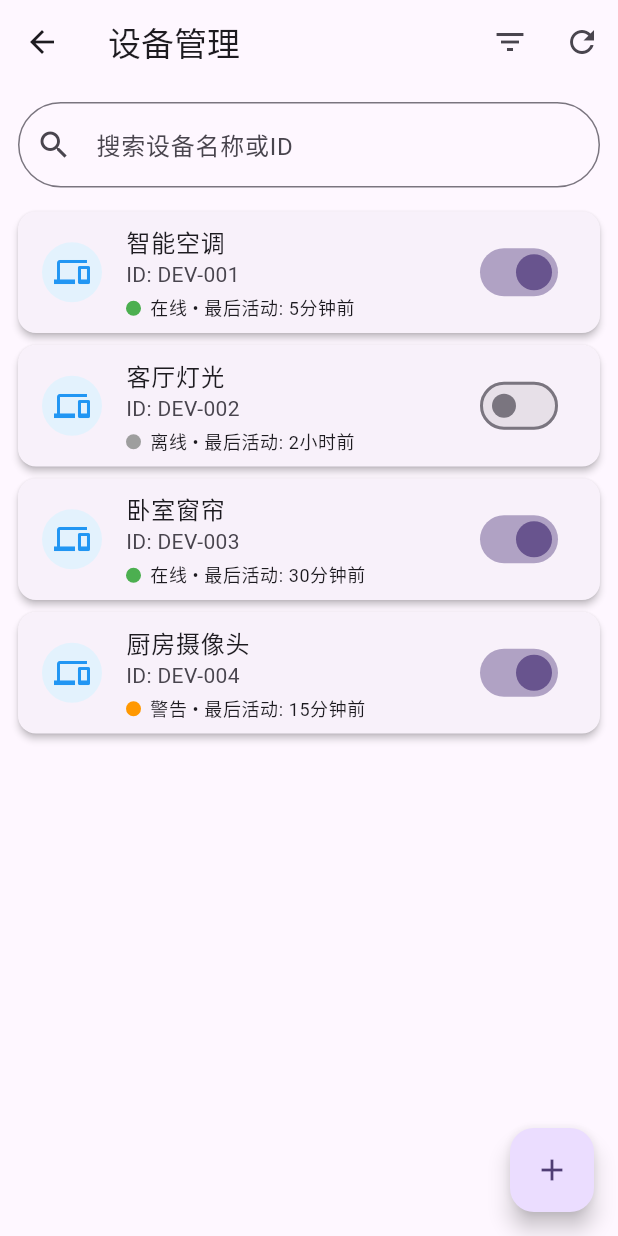
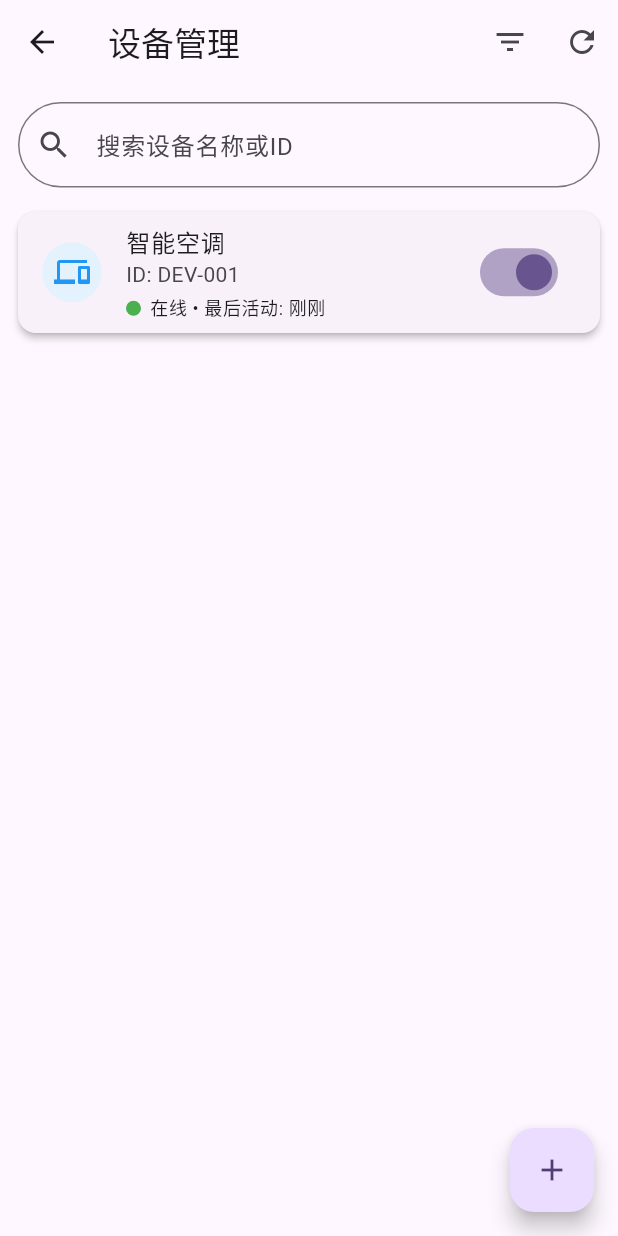
Before and after one commit to coderwqs/diagnostics, a Flutter app: the DataCollectionPage screen opened by its route, after a tap on "设备管理", on a phone screen of 412 x 824 dp. Run offline on Flutter 3.47's test engine with Material 3 defaults, Android fonts, the phone set to English and light mode, and no system bars; our stand-ins replace fl_chart, package_info_plus, shared_preferences, sqflite, sqflite_common_ffi; accounts and stored records are empty; generated files the repository leaves out were written again.

Commit message:
Add sqlfile

```diff
--- /dev/null
+++ b/lib/entity/device.dart
@@ -0,0 +1,94 @@
+enum DeviceStatus { online, offline, warning }
+
+class Credentials {
+  final String identity;
+  final String secret;
+
+  Credentials({required this.identity, required this.secret});
+
+  factory Credentials.fromJson(Map<String, dynamic> json) {
+    return Credentials(identity: json['identity'], secret: json['secret']);
+  }
+
+  Map<String, dynamic> toJson() {
+    return {'identity': identity, 'secret': secret};
+  }
+}
+
+class Device {
+  final String id;
+  final String name;
+  final String image;
+  final String type;
+  final String identity;
+  final String secret;
+  final DeviceStatus status;
+  final int lastActive;
+  final int createdAt;
+
+  Device({
+    required this.id,
+    required this.name,
+    required this.image,
+    required this.type,
+    required this.identity,
+    required this.secret,
+    required this.status,
+    required this.lastActive,
+    required this.createdAt,
+  });
+
+  factory Device.fromJson(Map<String, dynamic> json) {
+    return Device(
+      id: json['id'],
+      name: json['name'],
+      image: json['image'],
+      type: json['type'],
+      identity: json['identity'],
+      secret: json['secret'],
+      status: DeviceStatus.values.firstWhere(
+            (e) => e.toString() == 'DeviceStatus.${json['status']}',
+      ),
+      lastActive: int.parse(json['lastActive']),
+      createdAt: int.parse(json['createdAt']),
+    );
+  }
+
+  Map<String, dynamic> toJson() {
+    return {
+      'id': id,
+      'name': name,
+      'image': image,
+      'type': type,
+      'identity': identity,
+      'secret': secret,
+      'status': status.toString().split('.').last,
+      'lastActive': lastActive,
+      'createdAt': createdAt,
+    };
+  }
+
+  Device copyWith({
+    String? id,
+    String? name,
+    String? image,
+    String? type,
+    String? identity,
+    String? secret,
+    DeviceStatus? status,
+    int? lastActive,
+    int? createdAt,
+  }) {
+    return Device(
+      id: id ?? this.id,
+      name: name ?? this.name,
+      image: image ?? this.image,
+      type: type ?? this.type,
+      identity: identity ?? this.identity,
+      secret: secret ?? this.secret,
+      status: status ?? this.status,
+      lastActive: lastActive ?? this.lastActive,
+      createdAt: createdAt ?? this.createdAt,
+    );
+  }
+}
--- a/lib/page/devices/components/devices_management.dart
+++ b/lib/page/devices/components/devices_management.dart
@@ -1,6 +1,8 @@
+import 'package:diagnosis/utils/database_helper.dart';
 import 'package:flutter/material.dart';
 import 'package:flutter/services.dart';
 import 'package:intl/intl.dart';
+import 'package:diagnosis/entity/device.dart';
 
 class DeviceManagementPage extends StatefulWidget {
   const DeviceManagementPage({super.key});
@@ -20,7 +22,15 @@ class _DeviceManagementPageState extends State<DeviceManagementPage> {
   void initState() {
     super.initState();
     _loadDevices();
+    fetchDevices();
     _searchController.addListener(_filterDevices);
+  }
+
+  Future<List<Device>> fetchDevices() async {
+    final db = DatabaseHelper.instance;
+    final deviceList = await db.rawQuery('SELECT * FROM devices');
+    var d = deviceList.map((deviceData) => Device.fromJson(deviceData)).toList();
+    return d;
   }
 
   Future<void> _loadDevices() async {
@@ -30,38 +40,13 @@ class _DeviceManagementPageState extends State<DeviceManagementPage> {
         Device(
           id: 'DEV-001',
           name: '智能空调',
+          image: '',
           type: '空调',
+          identity: 'identity',
+          secret: 'secret',
           status: DeviceStatus.online,
-          lastActive: DateTime.now().subtract(const Duration(minutes: 5)),
-          topic: 'ac_topic',
-          icon: 'ac_unit'
-        ),
-        Device(
-          id: 'DEV-002',
-          name: '客厅灯光',
-          type: '灯光',
-          status: DeviceStatus.offline,
-          lastActive: DateTime.now().subtract(const Duration(hours: 2)),
-          topic: 'light_topic',
-          icon: 'light'
-        ),
-        Device(
-          id: 'DEV-003',
-          name: '卧室窗帘',
-          type: '窗帘',
-          status: DeviceStatus.online,
-          lastActive: DateTime.now().subtract(const Duration(minutes: 30)),
-          topic: 'curtain_topic',
-          icon: 'camera'
-        ),
-        Device(
-          id: 'DEV-004',
-          name: '厨房摄像头',
-          type: '摄像头',
-          status: DeviceStatus.warning,
-          lastActive: DateTime.now().subtract(const Duration(minutes: 15)),
-          topic: 'camera_topic',
-          icon: 'camera'
+          lastActive: DateTime.now().millisecondsSinceEpoch,
+          createdAt: DateTime.now().millisecondsSinceEpoch,
         ),
       ];
       _filteredDevices = _devices;
@@ -144,7 +129,7 @@ class _DeviceManagementPageState extends State<DeviceManagementPage> {
         ],
       ),
       floatingActionButton: FloatingActionButton(
-        child: const Icon(Icons.add),
+        child: Icon(Icons.add),
         onPressed: _addNewDevice,
       ),
     );
@@ -218,14 +203,14 @@ class _DeviceManagementPageState extends State<DeviceManagementPage> {
         if (d.id == device.id) {
           if (value) {
             // 订阅主题
-            print('已订阅主题: ${device.topic}');
+            print('已订阅主题: ${device.id}');
           } else {
             // 取消订阅
-            print('已取消订阅主题: ${device.topic}');
+            print('已取消订阅主题: ${device.id}');
           }
           return d.copyWith(
             status: value ? DeviceStatus.online : DeviceStatus.offline,
-            lastActive: DateTime.now(),
+            lastActive: DateTime.now().millisecondsSinceEpoch,
           );
         }
         return d;
@@ -300,11 +285,13 @@ class _DeviceManagementPageState extends State<DeviceManagementPage> {
                       Device(
                         id: 'DEV-${_devices.length + 1}',
                         name: nameController.text,
+                        image: '',
+                        identity: 'identity',
+                        secret: 'secret',
                         type: typeController.text,
                         status: DeviceStatus.online,
-                        lastActive: DateTime.now(),
-                        topic: topicController.text,
-                        icon: selectedIcon,
+                        lastActive: DateTime.now().millisecondsSinceEpoch,
+                        createdAt: DateTime.now().millisecondsSinceEpoch,
                       ),
                     );
                     _filterDevices();
@@ -352,7 +339,14 @@ class DeviceCard extends StatelessWidget {
       elevation: 2,
       margin: const EdgeInsets.symmetric(horizontal: 12, vertical: 4),
       child: ListTile(
-        leading: _buildDeviceIcon(),
+        leading: Container(
+          padding: const EdgeInsets.all(8),
+          decoration: BoxDecoration(
+            color: Colors.blue[50],
+            shape: BoxShape.circle,
+          ),
+          child: Icon(Icons.devices, color: Colors.blue),
+        ),
         title: Text(device.name),
         subtitle: Column(
           crossAxisAlignment: CrossAxisAlignment.start,
@@ -388,22 +382,6 @@ class DeviceCard extends StatelessWidget {
     );
   }
 
-  Widget _buildDeviceIcon() {
-    final iconData = switch (device.icon) {
-      '灯光' => Icons.lightbulb_outline,
-      '空调' => Icons.ac_unit,
-      '摄像头' => Icons.videocam,
-      '窗帘' => Icons.curtains_closed,
-      _ => Icons.devices, // 默认图标
-    };
-
-    return Container(
-      padding: const EdgeInsets.all(8),
-      decoration: BoxDecoration(color: Colors.blue[50], shape: BoxShape.circle),
-      child: Icon(iconData, color: Colors.blue),
-    );
-  }
-
   Color _getStatusColor(DeviceStatus status) {
     return switch (status) {
       DeviceStatus.online => Colors.green,
@@ -420,7 +398,8 @@ class DeviceCard extends StatelessWidget {
     };
   }
 
-  String _formatTime(DateTime time) {
+  String _formatTime(int timestamp) {
+    final time = DateTime.fromMillisecondsSinceEpoch(timestamp);
     final now = DateTime.now();
     final diff = now.difference(time);
 
@@ -511,50 +490,8 @@ class DeviceDetailSheet extends StatelessWidget {
     };
   }
 
-  String _formatTime(DateTime time) {
+  String _formatTime(int timestamp) {
+    final time = DateTime.fromMillisecondsSinceEpoch(timestamp);
     return DateFormat('yyyy-MM-dd HH:mm').format(time);
   }
 }
-
-// 数据模型
-enum DeviceStatus { online, offline, warning }
-
-class Device {
-  final String id;
-  final String name;
-  final String type; // 使用字符串表示设备类型
-  final DeviceStatus status;
-  final DateTime lastActive;
-  final String topic; // 订阅主题
-  final String icon; // 设备图标
-
-  Device({
-    required this.id,
-    required this.name,
-    required this.type,
-    required this.status,
-    required this.lastActive,
-    required this.topic,
-    required this.icon,
-  });
-
-  Device copyWith({
-    String? id,
-    String? name,
-    String? type,
-    DeviceStatus? status,
-    DateTime? lastActive,
-    String? topic,
-    String? icon,
-  }) {
-    return Device(
-      id: id ?? this.id,
-      name: name ?? this.name,
-      type: type ?? this.type,
-      status: status ?? this.status,
-      lastActive: lastActive ?? this.lastActive,
-      topic: topic ?? this.topic,
-      icon: icon ?? this.icon,
-    );
-  }
-}
--- a/lib/page/devices/devices.dart
+++ b/lib/page/devices/devices.dart
@@ -34,26 +34,23 @@ class DataCollectionPage extends StatelessWidget {
             children: [
               _buildFeatureCard(
                 context,
-                icon: Icons.devices,
+                icon: Icons.sensors,
                 title: "设备管理",
                 subtitle: "查看设备列表信息",
                 color: Colors.blue.shade100,
-                // 卡片背景改为淡蓝色
-                iconColor: Colors.blue,
-                // 保留原有图标色
+                iconColor: Colors.green,
                 onTap: () {
                   Navigator.pushNamed(context, '/device/list');
                 },
               ),
+              const SizedBox(height: 12),
               _buildFeatureCard(
                 context,
                 icon: Icons.graphic_eq,
                 title: "实时数据采集",
                 subtitle: "监控实时数据流",
                 color: Colors.blue.shade100,
-                // 卡片背景改为淡蓝色
                 iconColor: Colors.blue,
-                // 保留原有图标色
                 onTap: () {},
               ),
               const SizedBox(height: 12),
--- a/pubspec.yaml
+++ b/pubspec.yaml
@@ -40,6 +40,7 @@ dependencies:
   flutter_localization: ^0.3.2
   shared_preferences: ^2.5.3
   sqflite: ^2.4.2
+  sqflite_common_ffi: ^2.3.6
   path_provider: ^2.1.5
   package_info_plus: ^8.3.0
 
```
Also changed, not shown: lib/main.dart (+34 -0 lines), pubspec.lock.
